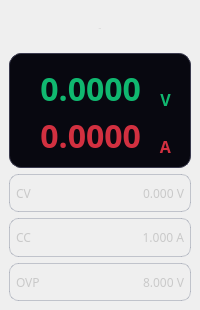
This is widgets/component/channelcard.ui in housir-debug/Leacesy_M3506 as Qt 5 draws it before an edit. The edited form follows.
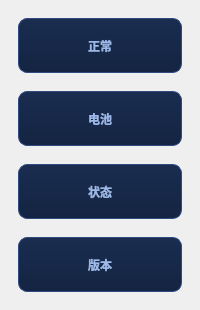
This is the edited form. The open tabs and pages were chosen to show the change.

```diff
--- a/widgets/component/channelcard.ui
+++ b/widgets/component/channelcard.ui
@@ -2075,6 +2075,140 @@
     </item>
    </layout>
   </widget>
+  <widget class="QWidget" name="select">
+   <property name="cursor">
+    <cursorShape>BlankCursor</cursorShape>
+   </property>
+   <property name="contextMenuPolicy">
+    <enum>Qt::NoContextMenu</enum>
+   </property>
+   <property name="styleSheet">
+    <string notr="true">#select QPushButton {
+	background: qlineargradient(x1:0, y1:0, x2:0, y2:1,stop:0 #1A2D50, stop:1 #142442);
+    border: 1px solid #304b82;
+    border-radius: 9px;
+    font-weight: bold;
+	font-size: 12px;
+	color: #9CB8E8;
+}
+#select QPushButton:pressed{
+	background: #195c3c;
+    border-color: #37b677;
+    color: #ffffff;
+}
+#select QPushButton:disabled {
+    background: #111928;
+    border: 1px solid #202b40;
+    color: #445470;
+}
+</string>
+   </property>
+   <layout class="QVBoxLayout" name="verticalLayout_9" stretch="1,1,1,1">
+    <property name="spacing">
+     <number>18</number>
+    </property>
+    <property name="leftMargin">
+     <number>18</number>
+    </property>
+    <property name="topMargin">
+     <number>18</number>
+    </property>
+    <property name="rightMargin">
+     <number>18</number>
+    </property>
+    <property name="bottomMargin">
+     <number>18</number>
+    </property>
+    <item>
+     <widget class="QPushButton" name="digt_pushButton">
+      <property name="sizePolicy">
+       <sizepolicy hsizetype="Preferred" vsizetype="Preferred">
+        <horstretch>0</horstretch>
+        <verstretch>0</verstretch>
+       </sizepolicy>
+      </property>
+      <property name="cursor">
+       <cursorShape>BlankCursor</cursorShape>
+      </property>
+      <property name="focusPolicy">
+       <enum>Qt::NoFocus</enum>
+      </property>
+      <property name="contextMenuPolicy">
+       <enum>Qt::NoContextMenu</enum>
+      </property>
+      <property name="text">
+       <string>正常</string>
+      </property>
+     </widget>
+    </item>
+    <item>
+     <widget class="QPushButton" name="batt_pushButton">
+      <property name="sizePolicy">
+       <sizepolicy hsizetype="Preferred" vsizetype="Preferred">
+        <horstretch>0</horstretch>
+        <verstretch>0</verstretch>
+       </sizepolicy>
+      </property>
+      <property name="cursor">
+       <cursorShape>BlankCursor</cursorShape>
+      </property>
+      <property name="focusPolicy">
+       <enum>Qt::NoFocus</enum>
+      </property>
+      <property name="contextMenuPolicy">
+       <enum>Qt::NoContextMenu</enum>
+      </property>
+      <property name="text">
+       <string>电池</string>
+      </property>
+     </widget>
+    </item>
+    <item>
+     <widget class="QPushButton" name="stat_pushButton">
+      <property name="sizePolicy">
+       <sizepolicy hsizetype="Preferred" vsizetype="Preferred">
+        <horstretch>0</horstretch>
+        <verstretch>0</verstretch>
+       </sizepolicy>
+      </property>
+      <property name="cursor">
+       <cursorShape>BlankCursor</cursorShape>
+      </property>
+      <property name="focusPolicy">
+       <enum>Qt::NoFocus</enum>
+      </property>
+      <property name="contextMenuPolicy">
+       <enum>Qt::NoContextMenu</enum>
+      </property>
+      <property name="text">
+       <string>状态</string>
+      </property>
+     </widget>
+    </item>
+    <item>
+     <widget class="QPushButton" name="vers_pushButton">
+      <property name="sizePolicy">
+       <sizepolicy hsizetype="Preferred" vsizetype="Preferred">
+        <horstretch>0</horstretch>
+        <verstretch>0</verstretch>
+       </sizepolicy>
+      </property>
+      <property name="cursor">
+       <cursorShape>BlankCursor</cursorShape>
+      </property>
+      <property name="focusPolicy">
+       <enum>Qt::NoFocus</enum>
+      </property>
+      <property name="contextMenuPolicy">
+       <enum>Qt::NoContextMenu</enum>
+      </property>
+      <property name="text">
+       <string>版本</string>
+      </property>
+     </widget>
+    </item>
+   </layout>
+  </widget>
  </widget>
  <resources/>
  <connections/>
```
Left out of the diff: 9 changed lines with no effect on the pictures.
